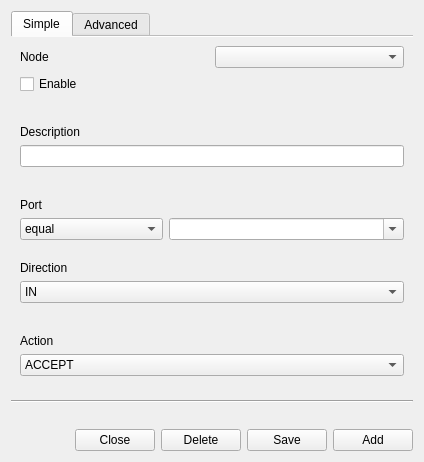
Old version of the form ui/opensnitch/res/firewall_rule.ui in the repository evilsocket/opensnitch.
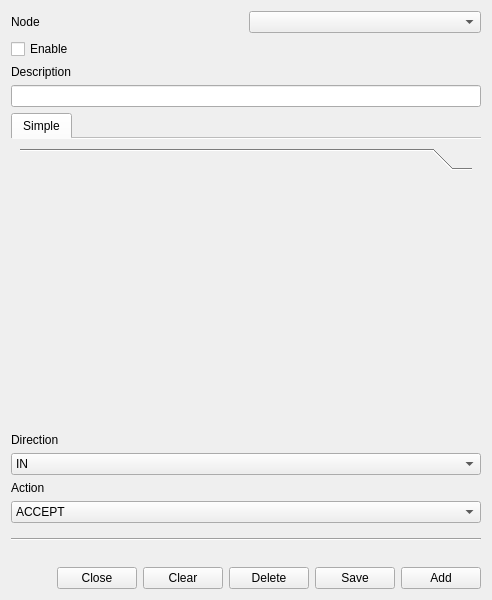
New version of the form. Icons and pictures are not drawn.

Commit message:
ui, fw: allow to add/edit complex rules
Now you can configure complex firewall rules, for example:

tcp dst port 22 ip daddr 1.2.3.4 log prefix "ssh" accept

Closes #731

Diff of the .ui file:
```diff
--- a/ui/opensnitch/res/firewall_rule.ui
+++ b/ui/opensnitch/res/firewall_rule.ui
@@ -6,8 +6,8 @@
    <rect>
     <x>0</x>
     <y>0</y>
-    <width>424</width>
-    <height>462</height>
+    <width>434</width>
+    <height>600</height>
    </rect>
   </property>
   <property name="windowTitle">
@@ -19,27 +19,6 @@
   </property>
   <layout class="QVBoxLayout" name="verticalLayout">
    <item>
-    <widget class="QTabWidget" name="tabWidget">
-     <property name="styleSheet">
-      <string notr="true">QTabBar {
-   alignment: center;
-}</string>
-     </property>
-     <property name="currentIndex">
-      <number>0</number>
-     </property>
-     <property name="elideMode">
-      <enum>Qt::ElideRight</enum>
-     </property>
-     <property name="documentMode">
-      <bool>true</bool>
-     </property>
-     <widget class="QWidget" name="tab">
-      <attribute name="title">
-       <string>Simple</string>
-      </attribute>
-      <layout class="QVBoxLayout" name="verticalLayout_2">
-       <item>
         <layout class="QHBoxLayout" name="horizontalLayout_3">
          <item>
           <widget class="QLabel" name="label_7">
@@ -85,90 +64,133 @@
         </layout>
        </item>
        <item>
-        <layout class="QVBoxLayout" name="verticalLayout_4">
+    <widget class="QTabWidget" name="tabWidget">
+     <property name="styleSheet">
+      <string notr="true">QTabBar {
+   alignment: center;
+}</string>
+     </property>
+     <property name="currentIndex">
+      <number>0</number>
+     </property>
+     <property name="elideMode">
+      <enum>Qt::ElideRight</enum>
+     </property>
+     <property name="documentMode">
+      <bool>true</bool>
+     </property>
+     <widget class="QWidget" name="tabSimple">
+      <attribute name="title">
+       <string>Simple</string>
+      </attribute>
+      <layout class="QVBoxLayout" name="verticalLayout_2">
          <item>
-          <widget class="QLabel" name="label_2">
+        <widget class="QToolBox" name="toolBoxSimple">
+         <property name="currentIndex">
+          <number>0</number>
+         </property>
+         <property name="tabSpacing">
+          <number>0</number>
+         </property>
+         <widget class="QWidget" name="page1">
+          <property name="geometry">
+           <rect>
+            <x>0</x>
+            <y>0</y>
+            <width>398</width>
+            <height>173</height>
+           </rect>
+          </property>
+          <attribute name="label">
+           <string/>
+          </attribute>
+         </widget>
+        </widget>
+       </item>
+       <item>
+        <widget class="QLabel" name="lblExcludeTip">
+         <property name="sizePolicy">
+          <sizepolicy hsizetype="Preferred" vsizetype="Maximum">
+           <horstretch>0</horstretch>
+           <verstretch>0</verstretch>
+          </sizepolicy>
+         </property>
            <property name="text">
-            <string>Port</string>
+          <string/>
            </property>
            <property name="alignment">
-            <set>Qt::AlignBottom|Qt::AlignLeading|Qt::AlignLeft</set>
+          <set>Qt::AlignCenter</set>
            </property>
           </widget>
          </item>
+      </layout>
+     </widget>
+    </widget>
+   </item>
          <item>
-          <layout class="QHBoxLayout" name="horizontalLayout_2">
+    <widget class="QWidget" name="hboxAdvanced" native="true">
+     <layout class="QHBoxLayout" name="horizontalLayout_5">
+      <property name="topMargin">
+       <number>0</number>
+      </property>
+      <property name="bottomMargin">
+       <number>0</number>
+      </property>
            <item>
-            <widget class="QComboBox" name="comboOperator">
+       <widget class="QPushButton" name="cmdAddStatement">
              <property name="sizePolicy">
               <sizepolicy hsizetype="Maximum" vsizetype="Fixed">
                <horstretch>0</horstretch>
                <verstretch>0</verstretch>
               </sizepolicy>
              </property>
-             <property name="currentText">
-              <string notr="true">equal</string>
-             </property>
-             <property name="sizeAdjustPolicy">
-              <enum>QComboBox::AdjustToContents</enum>
-             </property>
-             <item>
+        <property name="toolTip">
+         <string>Add new condition</string>
+        </property>
               <property name="text">
-               <string>equal</string>
-              </property>
-             </item>
-             <item>
-              <property name="text">
-               <string>not equal</string>
-              </property>
-             </item>
-             <item>
-              <property name="text">
-               <string>greater or equal than</string>
-              </property>
-             </item>
-             <item>
-              <property name="text">
-               <string>greater than</string>
-              </property>
-             </item>
-             <item>
-              <property name="text">
-               <string>less or equal than</string>
-              </property>
-             </item>
-             <item>
-              <property name="text">
-               <string>less than</string>
-              </property>
-             </item>
+         <string/>
+        </property>
+        <property name="icon">
+         <iconset theme="list-add"/>
+        </property>
+        <property name="flat">
+         <bool>true</bool>
+        </property>
             </widget>
            </item>
            <item>
-            <widget class="QComboBox" name="comboPorts">
+       <widget class="QPushButton" name="cmdDelStatement">
              <property name="sizePolicy">
-              <sizepolicy hsizetype="Minimum" vsizetype="Fixed">
+         <sizepolicy hsizetype="Maximum" vsizetype="Fixed">
                <horstretch>0</horstretch>
                <verstretch>0</verstretch>
               </sizepolicy>
              </property>
-             <property name="editable">
-              <bool>true</bool>
-             </property>
-             <property name="currentText">
-              <string notr="true"/>
-             </property>
-             <property name="sizeAdjustPolicy">
-              <enum>QComboBox::AdjustToMinimumContentsLength</enum>
-             </property>
+        <property name="toolTip">
+         <string>Remove selected condition</string>
+        </property>
+        <property name="text">
+         <string/>
+        </property>
+        <property name="icon">
+         <iconset theme="list-remove"/>
+        </property>
+        <property name="flat">
+         <bool>true</bool>
+        </property>
             </widget>
            </item>
           </layout>
-         </item>
-        </layout>
+    </widget>
        </item>
        <item>
         <widget class="QFrame" name="frameDirection">
+     <property name="sizePolicy">
+      <sizepolicy hsizetype="Preferred" vsizetype="Maximum">
+       <horstretch>0</horstretch>
+       <verstretch>0</verstretch>
+      </sizepolicy>
+     </property>
          <property name="frameShape">
           <enum>QFrame::NoFrame</enum>
          </property>
@@ -217,27 +239,6 @@
             </item>
            </widget>
           </item>
-         </layout>
-        </widget>
-       </item>
-       <item>
-        <widget class="QFrame" name="frameAction">
-         <property name="frameShape">
-          <enum>QFrame::NoFrame</enum>
-         </property>
-         <property name="frameShadow">
-          <enum>QFrame::Plain</enum>
-         </property>
-         <property name="lineWidth">
-          <number>0</number>
-         </property>
-         <layout class="QVBoxLayout" name="verticalLayout_7">
-          <property name="leftMargin">
-           <number>0</number>
-          </property>
-          <property name="rightMargin">
-           <number>0</number>
-          </property>
           <item>
            <widget class="QLabel" name="label_4">
             <property name="text">
@@ -289,27 +290,6 @@
            </widget>
           </item>
          </layout>
-        </widget>
-       </item>
-      </layout>
-     </widget>
-     <widget class="QWidget" name="tab_2">
-      <attribute name="title">
-       <string>Advanced</string>
-      </attribute>
-      <layout class="QVBoxLayout" name="verticalLayout_8">
-       <item>
-        <widget class="QLabel" name="label_6">
-         <property name="text">
-          <string>TODO</string>
-         </property>
-         <property name="alignment">
-          <set>Qt::AlignCenter</set>
-         </property>
-        </widget>
-       </item>
-      </layout>
-     </widget>
     </widget>
    </item>
    <item>
@@ -373,7 +353,17 @@
        </property>
        <property name="icon">
         <iconset theme="window-close">
-         <normaloff>../../../../../../../../../../../../../../../../../../.designer/backup</normaloff>../../../../../../../../../../../../../../../../../../.designer/backup</iconset>
+         <normaloff>../../../../../../../../../../../../../../../../../../../../../../../../../../.designer/backup</normaloff>../../../../../../../../../../../../../../../../../../../../../../../../../../.designer/backup</iconset>
+       </property>
+      </widget>
+     </item>
+     <item>
+      <widget class="QPushButton" name="cmdReset">
+       <property name="text">
+        <string>Clear</string>
+       </property>
+       <property name="icon">
+        <iconset theme="reload"/>
        </property>
       </widget>
      </item>
```
Left out of the diff: 27 changed lines with no effect on the pictures. Lines whose indentation alone changed are shown as unchanged. The commit also changes 4 other files.
